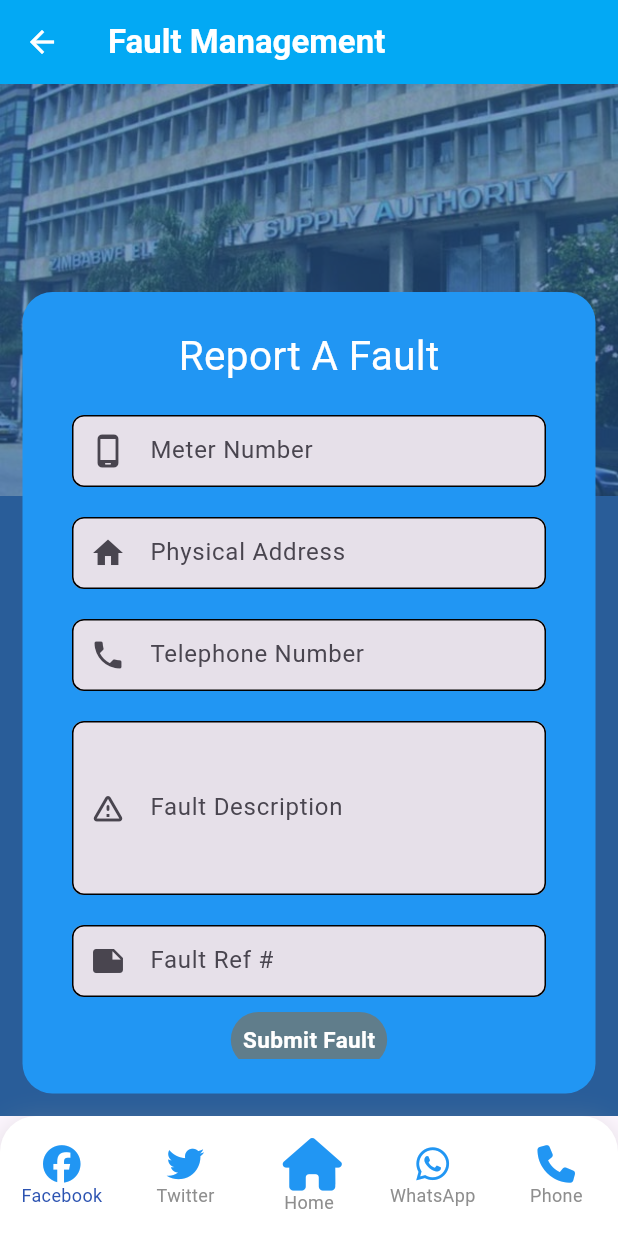
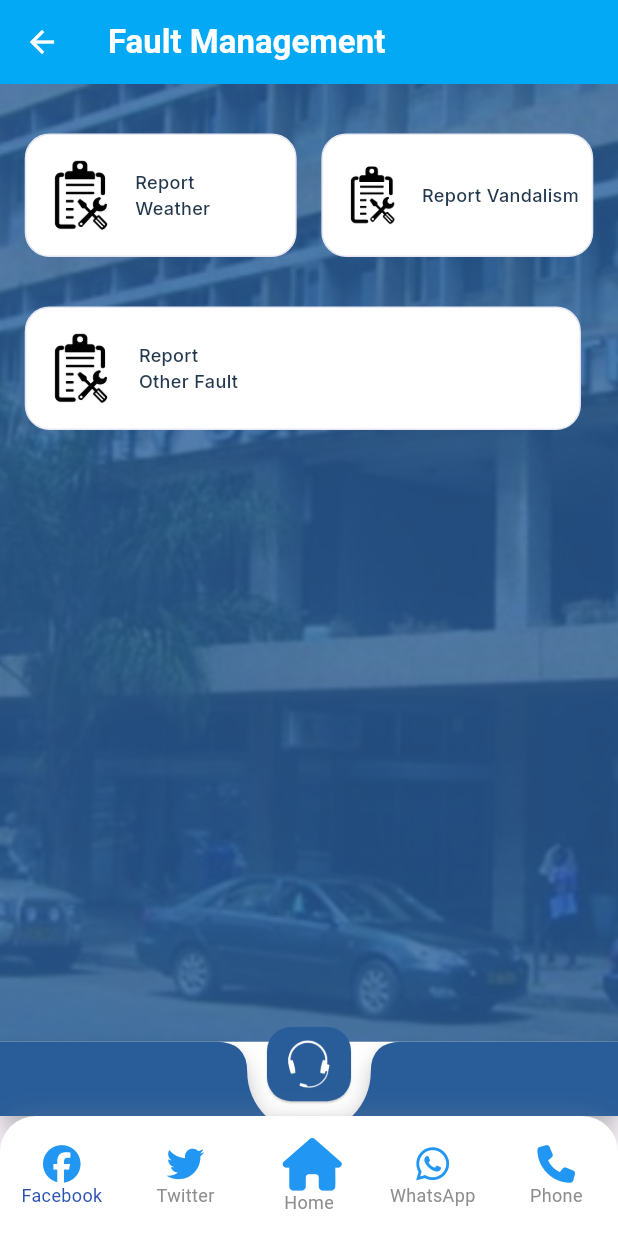
Before and after one commit to zimnhashman/zesa_faults, a Flutter app: the ReportFault screen opened directly, on a phone screen of 412 x 824 dp. Run offline on Flutter 3.47's test engine with Material 3 defaults, Android fonts, the phone set to English and light mode, and no system bars; our stand-ins replace flip_card, flutter_spinkit, font_awesome_flutter, google_fonts, google_maps_flutter, image_picker and 5 more; missing offline and left inert: flutter_animated_dialog, flutter_custom_cards; Roboto replaces fonts that are missing (SFUIDisplay); statements that could not run were skipped.

Commit message:
feat: added weather report, and vandalism report with image picker from camera

```diff
--- a/lib/screens/platformLogic.dart
+++ b/lib/screens/platformLogic.dart
@@ -1,5 +1,5 @@
 import 'dart:io' show Platform;
-import 'report_fault.dart';
+import 'package:zesa_faults/screens/report_fault_selection.dart';
 
 getPlatform() {
   if (Platform.isIOS) {
--- a/lib/screens/report_fault.dart
+++ b/lib/screens/report_fault.dart
@@ -8,14 +8,14 @@ import 'package:sizer/sizer.dart';
 import 'package:zesa_faults/widgets/mytextfield.dart';
 import 'package:zesa_faults/constants/color_constant.dart';
 
-class ReportFault extends StatefulWidget {
-  const ReportFault({super.key});
+class ReportOtherFault extends StatefulWidget {
+  const ReportOtherFault({super.key});
 
   @override
-  _ReportFaultState createState() => _ReportFaultState();
+  _ReportOtherFaultState createState() => _ReportOtherFaultState();
 }
 
-class _ReportFaultState extends State<ReportFault> {
+class _ReportOtherFaultState extends State<ReportOtherFault> {
   static const platform =
       MethodChannel("https://zetdc.co.zw/trackcomplaint");
 
@@ -54,7 +54,7 @@ class _ReportFaultState extends State<ReportFault> {
     return Scaffold(
       appBar: AppBar(
         backgroundColor: Colors.lightBlue,
-        title: const Text('Fault Management', style: mAppBarText,),
+        title: const Text('Report Other Fault', style: mAppBarText,),
         iconTheme: const IconThemeData(
           color: Colors.white
         ),
--- /dev/null
+++ b/lib/screens/report_fault_selection.dart
@@ -0,0 +1,240 @@
+import 'package:flutter/material.dart';
+import 'package:page_transition/page_transition.dart';
+import 'package:zesa_faults/screens/platformLogic.dart';
+import 'package:zesa_faults/screens/report_fault.dart';
+import 'package:zesa_faults/screens/report_vandalism.dart';
+import 'package:zesa_faults/screens/report_weather_fault.dart';
+import 'package:zesa_faults/widgets/bottom_navigation.dart';
+import 'package:flutter/services.dart';
+import 'package:sizer/sizer.dart';
+import 'package:zesa_faults/widgets/home_bottom_navigation.dart';
+import 'package:zesa_faults/constants/color_constant.dart';
+
+import '../constants/style_constant.dart';
+
+class ReportFault extends StatefulWidget {
+  const ReportFault({super.key});
+
+  @override
+  _ReportFaultState createState() => _ReportFaultState();
+}
+
+class _ReportFaultState extends State<ReportFault> {
+
+  @override
+  Widget build(BuildContext context) {
+    return Scaffold(
+      appBar: AppBar(
+        backgroundColor: Colors.lightBlue,
+        title: const Text('Fault Management', style: mAppBarText,),
+        iconTheme: const IconThemeData(
+            color: Colors.white
+        ),
+      ),
+      bottomNavigationBar: const BottomNavigation(),
+      // Body
+      body: LayoutBuilder(
+        //return LayoutBuilder
+        builder: (context, constraints) {
+          return OrientationBuilder( //return OrientationBuilder
+            builder: (context, orientation) {
+              //initialize SizerUtil()
+              SizerUtil.setScreenSize(constraints, orientation);
+              return
+                SafeArea(
+                  top: false,
+                  child:
+                  Scaffold(
+                    bottomNavigationBar: const BottomHomeNavigation(),
+                    body: Container(
+                      decoration: BoxDecoration(
+                        color: const Color(0xFF295D99),
+                        image: DecorationImage(
+                          colorFilter: ColorFilter.mode(
+                              Colors.black.withOpacity(0.2), BlendMode.dstATop),
+                          image: const AssetImage("assets/images/back.jpg"),
+                          fit: BoxFit.cover,
+                        ),
+                      ),
+                      child: ListView(
+                        children: <Widget>[
+                          SizedBox(height: 2.0.h),
+                          SizedBox(height: 2.0.h),
+                          Container(
+                            margin: EdgeInsets.only(left: 4.0.w, right: 4.0.w),
+                            child: Column(
+                              children: <Widget>[
+                                Row(
+                                  children: <Widget>[
+                                    Expanded(
+                                      child: InkWell(
+                                        onTap: () {
+                                          Navigator.push(
+                                              context,
+                                              PageTransition(
+                                                  type: PageTransitionType.fade,
+                                                  child: const ReportWeatherFault()));
+                                        },
+                                        child: Container(
+                                          margin: EdgeInsets.only(right: 2.0.w),
+                                          padding: EdgeInsets.only(left: 4.0.w),
+                                          height: 10.0.h,
+                                          decoration: BoxDecoration(
+                                            color: mFillColor,
+                                            borderRadius: BorderRadius.circular(
+                                                2.0.h),
+                                            border:
+                                            Border.all(
+                                                color: mBorderColor, width: 1),
+                                          ),
+                                          child: Row(
+                                            children: <Widget>[
+                                              Image.asset(
+                                                'assets/icons/report.png',
+                                                height: 6.0.h,
+                                                fit: BoxFit.contain,
+                                              ),
+                                              Padding(
+                                                padding: EdgeInsets.only(
+                                                    left: 2.0.h),
+                                                child: Column(
+                                                  crossAxisAlignment:
+                                                  CrossAxisAlignment.start,
+                                                  mainAxisAlignment:
+                                                  MainAxisAlignment.center,
+                                                  children: <Widget>[
+                                                    Text(
+                                                      'Report \nWeather',
+                                                      style: mServiceTitleStyle,
+                                                    ),
+                                                  ],
+                                                ),
+                                              )
+                                            ],
+                                          ),
+                                        ),
+                                      ),
+                                    ),
+                                    Expanded(
+                                      child: InkWell(
+                                        onTap: () {
+                                          Navigator.push(
+                                              context,
+                                              PageTransition(
+                                                  type: PageTransitionType.fade,
+                                                  child: const ReportVandalismFault()));
+                                        },
+                                        child: Container(
+                                          margin: EdgeInsets.only(left: 2.0.w),
+                                          padding: EdgeInsets.only(left: 4.0.w),
+                                          height: 10.0.h,
+                                          decoration: BoxDecoration(
+                                            color: mFillColor,
+                                            borderRadius: BorderRadius.circular(
+                                                2.0.h),
+                                            border:
+                                            Border.all(
+                                                color: mBorderColor, width: 1),
+                                          ),
+                                          child: Row(
+                                            children: <Widget>[
+                                              Image.asset(
+                                                'assets/icons/report.png',
+                                                height: 5.0.h,
+                                                fit: BoxFit.contain,
+                                              ),
+                                              Padding(
+                                                padding: EdgeInsets.only(
+                                                    left: 2.0.h),
+                                                child: Column(
+                                                  crossAxisAlignment:
+                                                  CrossAxisAlignment.start,
+                                                  mainAxisAlignment:
+                                                  MainAxisAlignment.center,
+                                                  children: <Widget>[
+                                                    Text(
+                                                      'Report Vandalism',
+                                                      style: mServiceTitleStyle,
+                                                    ),
+                                                  ],
+                                                ),
+                                              )
+                                            ],
+                                          ),
+                                        ),
+                                      ),
+                                    ),
+                                  ],
+                                ),
+                                SizedBox(
+                                  height: 4.0.h,
+                                ),
+
+                                Row(
+                                  children: <Widget>[
+                                    Expanded(
+                                      child: InkWell(
+                                        onTap: () {
+                                          Navigator.push(
+                                              context,
+                                              PageTransition(
+                                                  type: PageTransitionType.fade,
+                                                  child: ReportOtherFault()));
+                                        },
+                                        child: Container(
+                                          margin: EdgeInsets.only(right: 2.0.w),
+                                          padding: EdgeInsets.only(left: 4.0.w),
+                                          height: 10.0.h,
+                                          decoration: BoxDecoration(
+                                            color: mFillColor,
+                                            borderRadius: BorderRadius.circular(
+                                                2.0.h),
+                                            border:
+                                            Border.all(
+                                                color: mBorderColor, width: 1),
+                                          ),
+                                          child: Row(
+                                            children: <Widget>[
+                                              Image.asset(
+                                                'assets/icons/report.png',
+                                                height: 6.0.h,
+                                                fit: BoxFit.contain,
+                                              ),
+                                              Padding(
+                                                padding: EdgeInsets.only(
+                                                    left: 2.3.h),
+                                                child: Column(
+                                                  crossAxisAlignment:
+                                                  CrossAxisAlignment.start,
+                                                  mainAxisAlignment:
+                                                  MainAxisAlignment.center,
+                                                  children: <Widget>[
+                                                    Text(
+                                                      'Report \nOther Fault',
+                                                      style: mServiceTitleStyle,
+                                                    ),
+                                                  ],
+                                                ),
+                                              )
+                                            ],
+                                          ),
+                                        ),
+                                      ),
+                                    ),
+                                  ],
+                                ),
+                              ],
+                            ),
+                          ),
+                        ],
+                      ),
+                    ),
+                  ),
+                );
+            },);
+        },
+      ),
+    );
+  }
+
+}
```
Also changed, not shown: lib/screens/report_vandalism.dart (added, +224 -0 lines), lib/screens/report_weather_fault.dart (added, +225 -0 lines), lib/screens/weather_middleware.dart (added, +17 -0 lines), 1 other file.
